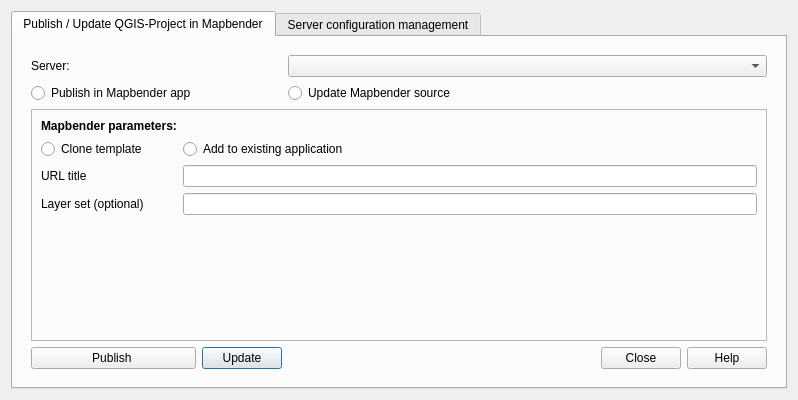
WhereGroup/QGIS2Mapbender, file mapbender_plugin/dialogs/ui/main_dialog.ui: the form before one commit.
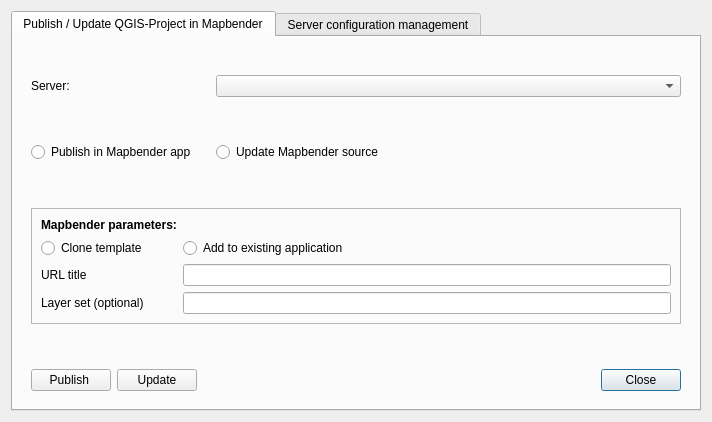
The form after the commit. Icons and pictures are not drawn.

Diff of the .ui file:
```diff
--- a/mapbender_plugin/dialogs/ui/main_dialog.ui
+++ b/mapbender_plugin/dialogs/ui/main_dialog.ui
@@ -6,8 +6,8 @@
    <rect>
     <x>0</x>
     <y>0</y>
-    <width>798</width>
-    <height>400</height>
+    <width>712</width>
+    <height>422</height>
    </rect>
   </property>
   <property name="sizePolicy">
@@ -49,7 +49,23 @@
        <item>
         <widget class="QWidget" name="widget" native="true">
          <layout class="QGridLayout" name="gridLayout">
-          <item row="0" column="0">
+          <item row="2" column="2">
+           <widget class="QLabel" name="label">
+            <property name="text">
+             <string/>
+            </property>
+            <property name="pixmap">
+             <pixmap>../../resources/icons/mapbender_ui_icon.png</pixmap>
+            </property>
+            <property name="scaledContents">
+             <bool>false</bool>
+            </property>
+            <property name="alignment">
+             <set>Qt::AlignRight|Qt::AlignTrailing|Qt::AlignVCenter</set>
+            </property>
+           </widget>
+          </item>
+          <item row="3" column="0">
            <widget class="QLabel" name="serverComboBoxLabel">
             <property name="sizePolicy">
              <sizepolicy hsizetype="Fixed" vsizetype="Fixed">
@@ -62,39 +78,30 @@
             </property>
            </widget>
           </item>
-          <item row="8" column="1">
-           <widget class="QPushButton" name="updateButton">
-            <property name="text">
-             <string>Update</string>
-            </property>
-            <property name="icon">
-             <iconset>
-              <normaloff>../../../../../resources/icons/mActionRefresh.svg</normaloff>../../../../../resources/icons/mActionRefresh.svg</iconset>
-            </property>
-           </widget>
-          </item>
-          <item row="0" column="2">
+          <item row="3" column="2">
            <widget class="QComboBox" name="sectionComboBox"/>
           </item>
-          <item row="8" column="2">
+          <item row="14" column="2">
            <widget class="QDialogButtonBox" name="buttonBoxTab1">
             <property name="standardButtons">
-             <set>QDialogButtonBox::Close|QDialogButtonBox::Help</set>
+             <set>QDialogButtonBox::Close</set>
             </property>
            </widget>
           </item>
-          <item row="8" column="0">
-           <widget class="QPushButton" name="publishButton">
-            <property name="text">
-             <string>Publish </string>
+          <item row="5" column="0">
+           <spacer name="verticalSpacer">
+            <property name="orientation">
+             <enum>Qt::Vertical</enum>
             </property>
-            <property name="icon">
-             <iconset>
-              <normaloff>../../../../../resources/icons/mActionSharingExport.svg</normaloff>../../../../../resources/icons/mActionSharingExport.svg</iconset>
+            <property name="sizeHint" stdset="0">
+             <size>
+              <width>20</width>
+              <height>40</height>
+             </size>
             </property>
-           </widget>
+           </spacer>
           </item>
-          <item row="2" column="0" colspan="3">
+          <item row="10" column="0" colspan="3">
            <widget class="QFrame" name="mbParamsFrame">
             <property name="frameShape">
              <enum>QFrame::StyledPanel</enum>
@@ -153,7 +160,30 @@
             </layout>
            </widget>
           </item>
-          <item row="1" column="0">
+          <item row="3" column="1">
+           <widget class="QLabel" name="warningFirstServerLabel">
+            <property name="text">
+             <string/>
+            </property>
+            <property name="pixmap">
+             <pixmap>../../resources/icons/mIconWarning.svg</pixmap>
+            </property>
+           </widget>
+          </item>
+          <item row="9" column="0">
+           <spacer name="verticalSpacer_2">
+            <property name="orientation">
+             <enum>Qt::Vertical</enum>
+            </property>
+            <property name="sizeHint" stdset="0">
+             <size>
+              <width>20</width>
+              <height>40</height>
+             </size>
+            </property>
+           </spacer>
+          </item>
+          <item row="8" column="0">
            <widget class="QRadioButton" name="publishRadioButton">
             <property name="text">
              <string>Publish in Mapbender app</string>
@@ -163,7 +193,46 @@
             </attribute>
            </widget>
           </item>
-          <item row="1" column="2">
+          <item row="11" column="0">
+           <spacer name="verticalSpacer_3">
+            <property name="orientation">
+             <enum>Qt::Vertical</enum>
+            </property>
+            <property name="sizeHint" stdset="0">
+             <size>
+              <width>20</width>
+              <height>40</height>
+             </size>
+            </property>
+           </spacer>
+          </item>
+          <item row="14" column="0">
+           <layout class="QHBoxLayout" name="horizontalLayout_4">
+            <item>
+             <widget class="QPushButton" name="publishButton">
+              <property name="text">
+               <string>Publish </string>
+              </property>
+              <property name="icon">
+               <iconset>
+                <normaloff>../../resources/icons/mActionSharingExport.svg</normaloff>../../resources/icons/mActionSharingExport.svg</iconset>
+              </property>
+             </widget>
+            </item>
+            <item>
+             <widget class="QPushButton" name="updateButton">
+              <property name="text">
+               <string>Update</string>
+              </property>
+              <property name="icon">
+               <iconset>
+                <normaloff>../../resources/icons/mActionRefresh.svg</normaloff>../../resources/icons/mActionRefresh.svg</iconset>
+              </property>
+             </widget>
+            </item>
+           </layout>
+          </item>
+          <item row="8" column="2">
            <widget class="QRadioButton" name="updateRadioButton">
             <property name="text">
              <string>Update Mapbender source</string>
```
Left out of the diff: 37 changed lines with no effect on the pictures. Lines whose indentation alone changed are shown as unchanged.
